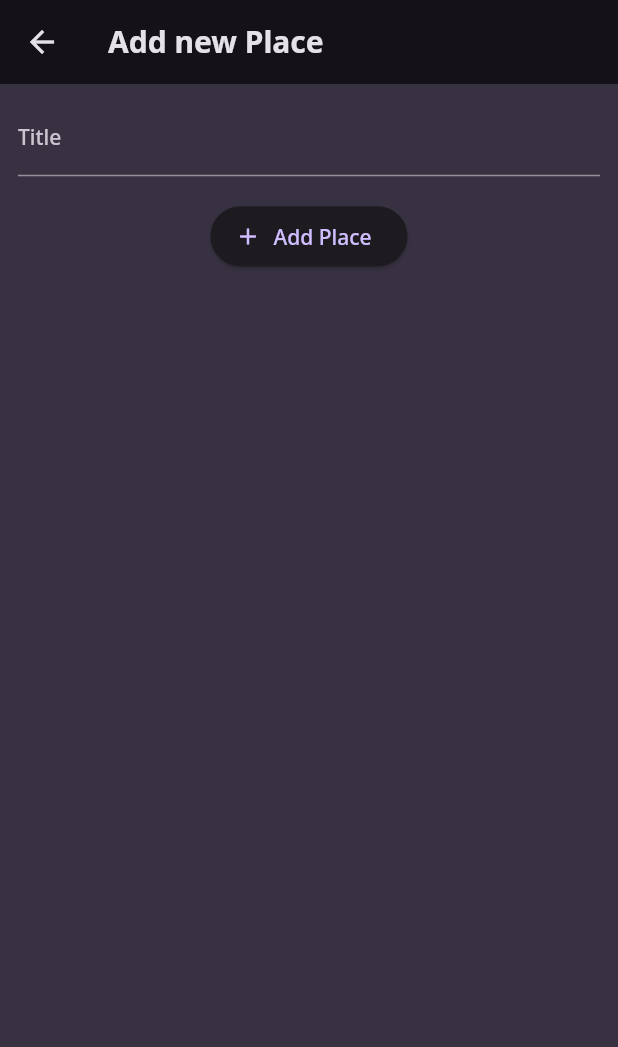
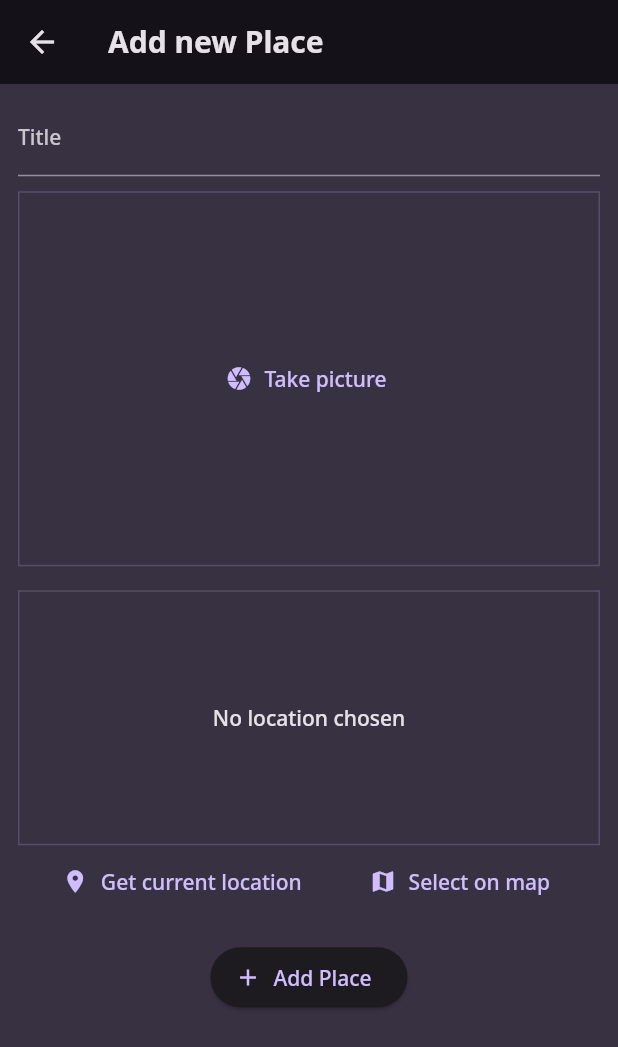
Before and after one commit to ksha-dev/favourite_places_app, a Flutter app: the AddPlaceScreen screen opened directly, after a tap on "Add Place", on a phone screen of 412 x 824 dp. Shown: the top 1047 px of the screen. Run offline on Flutter 3.47's test engine with Material 2 defaults, Android fonts, the phone set to English and light mode, and no system bars; our stand-ins replace flutter_riverpod, google_fonts, image_picker.

Commit message:
Completed until locations

```diff
--- a/lib/main.dart
+++ b/lib/main.dart
@@ -29,6 +29,7 @@ class MyApp extends StatelessWidget {
   @override
   Widget build(BuildContext context) {
     return MaterialApp(
+      debugShowCheckedModeBanner: false,
       title: 'Great Places',
       theme: theme,
       home: const PlacesScreen(),
--- a/lib/models/place.dart
+++ b/lib/models/place.dart
@@ -1,3 +1,5 @@
+import 'dart:io';
+
 import 'package:uuid/uuid.dart';
 
 const uuid = Uuid();
@@ -5,6 +7,7 @@ const uuid = Uuid();
 class Place {
   final String title;
   final String id;
+  final File image;
 
-  Place(this.title) : id = uuid.v4();
+  Place(this.title, this.image) : id = uuid.v4();
 }
--- a/lib/screens/add_place_screen.dart
+++ b/lib/screens/add_place_screen.dart
@@ -1,3 +1,7 @@
+import 'dart:io';
+
+import '/widgets/image_input_widget.dart';
+import '/widgets/location_input_widget.dart';
 import 'package:flutter/material.dart';
 import 'package:flutter_riverpod/flutter_riverpod.dart';
 
@@ -13,6 +17,7 @@ class AddPlaceScreen extends ConsumerStatefulWidget {
 
 class _AddPlaceScreenState extends ConsumerState<AddPlaceScreen> {
   final _titleController = TextEditingController();
+  File? _selectedImage;
 
   @override
   void dispose() {
@@ -20,9 +25,9 @@ class _AddPlaceScreenState extends ConsumerState<AddPlaceScreen> {
     super.dispose();
   }
 
-  void _onSave() {
-    if (_titleController.text.trim().length > 2) {
-      ref.read(placeProvider.notifier).addPlace(Place(_titleController.text));
+  void _savePlace() {
+    if (_titleController.text.trim().length > 2 || _selectedImage != null) {
+      ref.read(placeProvider.notifier).addPlace(Place(_titleController.text, _selectedImage!));
       Navigator.pop(context);
     }
   }
@@ -42,12 +47,12 @@ class _AddPlaceScreenState extends ConsumerState<AddPlaceScreen> {
                 decoration: const InputDecoration(labelText: 'Title'),
                 keyboardType: TextInputType.text,
               ),
+              const SizedBox(height: 10),
+              ImageInputWidget(onPicked: (file) => _selectedImage = file),
               const SizedBox(height: 16),
-              ElevatedButton.icon(
-                onPressed: _onSave,
-                icon: const Icon(Icons.add),
-                label: const Text('Add Place'),
-              )
+              const LocationInputWidget(),
+              const SizedBox(height: 16),
+              ElevatedButton.icon(onPressed: _savePlace, icon: const Icon(Icons.add), label: const Text('Add Place'))
             ],
           ),
         ),
--- a/lib/screens/places_screen.dart
+++ b/lib/screens/places_screen.dart
@@ -20,7 +20,7 @@ class _HomeScreenState extends ConsumerState<PlacesScreen> {
     final listOfPlaces = ref.watch(placeProvider);
     return Scaffold(
       appBar: AppBar(title: const Text('Your Places'), actions: [IconButton(onPressed: _addPlace, icon: const Icon(Icons.add))]),
-      body: PlacesList(places: listOfPlaces),
+      body: Padding(padding: const EdgeInsets.symmetric(vertical: 8), child: PlacesList(places: listOfPlaces)),
     );
   }
 }
--- /dev/null
+++ b/lib/widgets/image_input_widget.dart
@@ -0,0 +1,48 @@
+import 'dart:io';
+
+import 'package:flutter/material.dart';
+import 'package:image_picker/image_picker.dart';
+
+class ImageInputWidget extends StatefulWidget {
+  const ImageInputWidget({super.key, required this.onPicked});
+
+  final void Function(File) onPicked;
+
+  @override
+  State<ImageInputWidget> createState() => _ImageInputWidgetState();
+}
+
+class _ImageInputWidgetState extends State<ImageInputWidget> {
+  File? _selectedImage;
+
+  void _takePicture() async {
+    final imagePicker = ImagePicker();
+    final pickedImage = await imagePicker.pickImage(source: Platform.isAndroid ? ImageSource.camera : ImageSource.gallery, maxWidth: 600);
+    if (pickedImage == null) return;
+    setState(() => _selectedImage = File(pickedImage.path));
+    widget.onPicked(_selectedImage!);
+  }
+
+  @override
+  Widget build(BuildContext context) {
+    Widget content = TextButton.icon(
+      onPressed: _takePicture,
+      icon: const Icon(Icons.camera),
+      label: const Text('Take picture'),
+    );
+
+    if (_selectedImage != null) {
+      content = GestureDetector(
+        onTap: _takePicture,
+        child: Image.file(_selectedImage!, fit: BoxFit.cover, width: double.infinity, height: double.infinity),
+      );
+    }
+
+    return Container(
+      decoration: BoxDecoration(border: Border.all(width: 1, color: Theme.of(context).colorScheme.primary.withOpacity(0.2))),
+      height: 250,
+      width: double.infinity,
+      child: content,
+    );
+  }
+}
--- /dev/null
+++ b/lib/widgets/location_input_widget.dart
@@ -0,0 +1,36 @@
+import 'package:flutter/material.dart';
+
+class LocationInputWidget extends StatefulWidget {
+  const LocationInputWidget({super.key});
+
+  @override
+  State<LocationInputWidget> createState() => _LocationInputWidgetState();
+}
+
+class _LocationInputWidgetState extends State<LocationInputWidget> {
+  @override
+  Widget build(BuildContext context) {
+    return Column(
+      children: [
+        Container(
+          alignment: Alignment.center,
+          height: 170,
+          width: double.infinity,
+          decoration: BoxDecoration(border: Border.all(width: 1, color: Theme.of(context).colorScheme.primary.withOpacity(0.2))),
+          child: Text(
+            'No location chosen',
+            textAlign: TextAlign.center,
+            style: Theme.of(context).textTheme.bodyLarge!.copyWith(color: Theme.of(context).colorScheme.onBackground),
+          ),
+        ),
+        Row(
+          mainAxisAlignment: MainAxisAlignment.spaceEvenly,
+          children: [
+            TextButton.icon(onPressed: () {}, icon: const Icon(Icons.location_on), label: const Text('Get current location')),
+            TextButton.icon(onPressed: () {}, icon: const Icon(Icons.map), label: const Text('Select on map')),
+          ],
+        ),
+      ],
+    );
+  }
+}
--- a/lib/widgets/places_list.dart
+++ b/lib/widgets/places_list.dart
@@ -1,3 +1,4 @@
+import '/screens/place_details_screen.dart';
 import 'package:flutter/material.dart';
 
 import '/models/place.dart';
@@ -14,6 +15,8 @@ class PlacesList extends StatelessWidget {
     return ListView.builder(
       itemCount: places.length,
       itemBuilder: (context, index) => ListTile(
+        leading: CircleAvatar(radius: 26, backgroundImage: FileImage(places[index].image)),
+        onTap: () => Navigator.push(context, MaterialPageRoute(builder: (ctx) => PlaceDetailsScreen(place: places[index]))),
         title: Text(
           places[index].title,
           style: Theme.of(context).textTheme.titleMedium!.copyWith(color: Theme.of(context).colorScheme.onBackground),
--- a/pubspec.yaml
+++ b/pubspec.yaml
@@ -12,6 +12,8 @@ dependencies:
   google_fonts: ^5.1.0
   flutter_riverpod: ^2.4.0
   uuid: ^4.0.0
+  image_picker: ^1.0.4
+  location: ^5.0.3
 
 dev_dependencies:
   flutter_test:
```
Also changed, not shown: lib/screens/place_details_screen.dart (+22 -0 lines), pubspec.lock, 10 other files.
